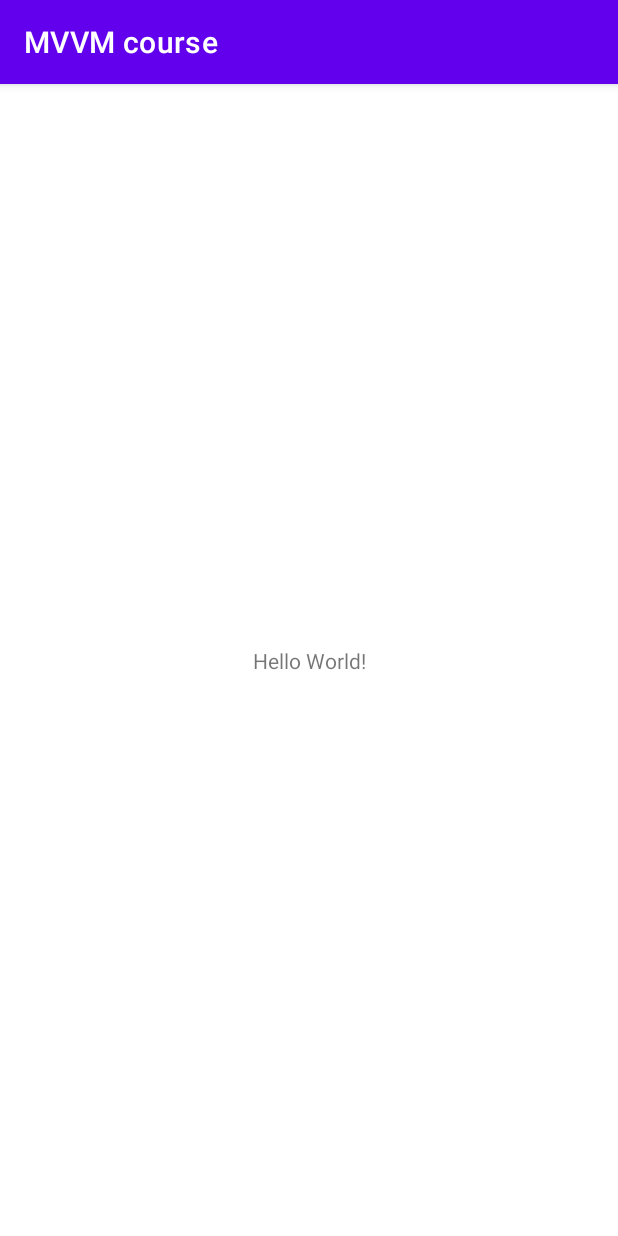
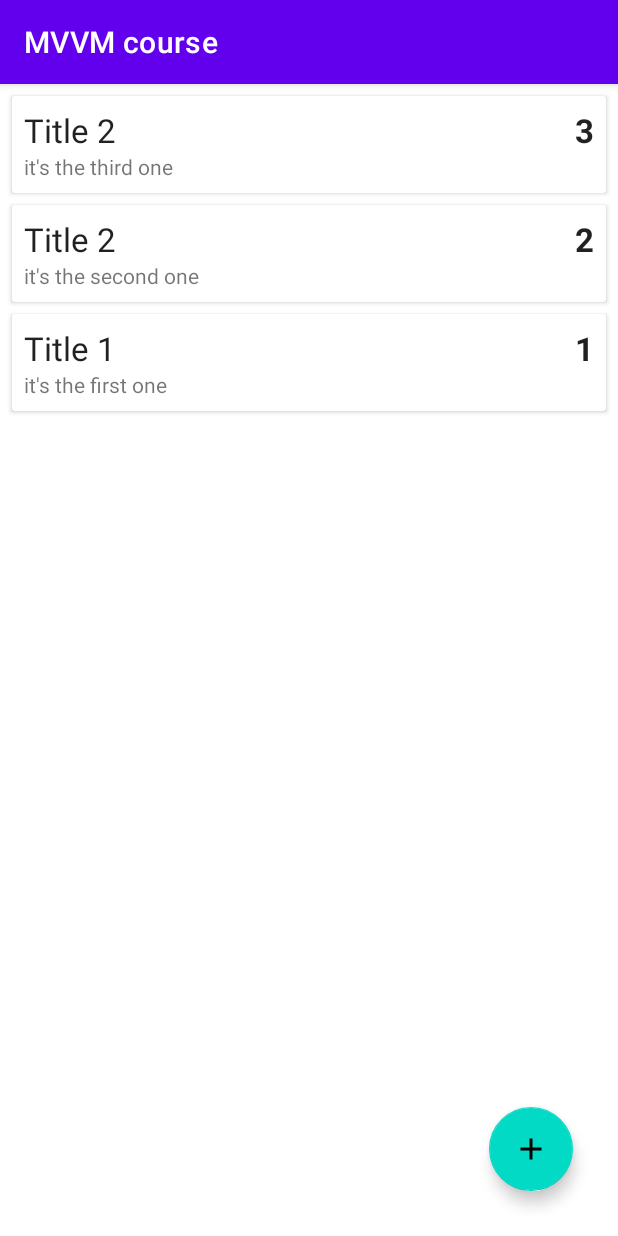
Before and after one commit to RiruKira/MVVM-first-app, an Android app: the screen it shows after launch (MainActivity), on a phone screen of 412 x 824 dp. Run offline under Robolectric (Android 15) with nearby library versions, the phone set to English and light mode, and no system bars; our stand-ins replace Room's generated code.

Commit message:
Add note activity - Show items in RecyclerView with Adapater

```diff
--- a/app/src/main/AndroidManifest.xml
+++ b/app/src/main/AndroidManifest.xml
@@ -10,6 +10,9 @@
         android:supportsRtl="true"
         android:theme="@style/Theme.MVVMCourse">
         <activity
+            android:name=".AddNoteActivity"
+            android:exported="false" />
+        <activity
             android:name=".MainActivity"
             android:exported="true">
             <intent-filter>
--- a/app/src/main/java/com/example/mvvmcourse/MainActivity.java
+++ b/app/src/main/java/com/example/mvvmcourse/MainActivity.java
@@ -1,15 +1,23 @@
 package com.example.mvvmcourse;
 
+import androidx.annotation.Nullable;
 import androidx.appcompat.app.AppCompatActivity;
 import androidx.lifecycle.Observer;
 import androidx.lifecycle.ViewModelProviders;
+import androidx.recyclerview.widget.LinearLayoutManager;
+import androidx.recyclerview.widget.RecyclerView;
 
+import android.content.Intent;
 import android.os.Bundle;
+import android.view.View;
 import android.widget.Toast;
+
+import com.google.android.material.floatingactionbutton.FloatingActionButton;
 
 import java.util.List;
 
 public class MainActivity extends AppCompatActivity {
+    public static final int ADD_NOTE_REQUEST = 1;
 
     private NoteViewModel noteViewModel;
 
@@ -18,14 +26,46 @@ public class MainActivity extends AppCompatActivity {
         super.onCreate(savedInstanceState);
         setContentView(R.layout.activity_main);
 
+        FloatingActionButton buttonAddNote = findViewById(R.id.button_add);
+        buttonAddNote.setOnClickListener(new View.OnClickListener() {
+            @Override
+            public void onClick(View v) {
+                Intent intent = new Intent(MainActivity.this, AddNoteActivity.class);
+                startActivityForResult(intent, ADD_NOTE_REQUEST);
+            }
+        });
+
+        RecyclerView recyclerView = findViewById(R.id.recycler_view);
+        recyclerView.setLayoutManager(new LinearLayoutManager(this));
+        recyclerView.setHasFixedSize(true);
+
+        final NoteAdapter adapter = new NoteAdapter();
+        recyclerView.setAdapter(adapter);
+
         noteViewModel = ViewModelProviders.of(this).get(NoteViewModel.class);
         noteViewModel.getAllNotes().observe(this, new Observer<List<Note>>() {
             @Override
-            public void onChanged(List<Note> notes) {
-                //update recyclerview
-                Toast.makeText(MainActivity.this, "onChanged", Toast.LENGTH_SHORT).show();
+            public void onChanged(@Nullable List<Note> notes) {
+                adapter.setNotes(notes);
             }
         });
+    }
 
+    @Override
+    protected void onActivityResult(int requestCode, int resultCode, Intent data) {
+        super.onActivityResult(requestCode, resultCode, data);
+
+        if (requestCode == ADD_NOTE_REQUEST && resultCode == RESULT_OK) {
+            String title = data.getStringExtra(AddNoteActivity.EXTRA_TITLE);
+            String description = data.getStringExtra(AddNoteActivity.EXTRA_DESCRIPTION);
+            int priority = data.getIntExtra(AddNoteActivity.EXTRA_PRIORITY, 1);
+
+            Note note = new Note(title, description, priority);
+            noteViewModel.insert(note);
+
+            Toast.makeText(this, "Note saved", Toast.LENGTH_SHORT).show();
+        } else {
+            Toast.makeText(this, "Note not saved", Toast.LENGTH_SHORT).show();
+        }
     }
 }
--- /dev/null
+++ b/app/src/main/java/com/example/mvvmcourse/NoteAdapter.java
@@ -0,0 +1,55 @@
+package com.example.mvvmcourse;
+
+import android.view.LayoutInflater;
+import android.view.View;
+import android.view.ViewGroup;
+import android.widget.TextView;
+
+import androidx.annotation.NonNull;
+import androidx.recyclerview.widget.RecyclerView;
+
+import java.util.ArrayList;
+import java.util.List;
+
+public class NoteAdapter extends RecyclerView.Adapter<NoteAdapter.NoteHolder> {
+    private List<Note> notes = new ArrayList<>();
+
+    @NonNull
+    @Override
+    public NoteHolder onCreateViewHolder(@NonNull ViewGroup parent, int viewType) {
+        View view = LayoutInflater.from(parent.getContext())
+                .inflate(R.layout.note_item, parent, false);
+        return new NoteHolder(view);
+    }
+
+    @Override
+    public void onBindViewHolder(@NonNull NoteHolder holder, int position) {
+        Note note = notes.get(position);
+        holder.textViewTitle.setText(note.getTitle());
+        holder.textViewDescription.setText(note.getDescription());
+        holder.textViewPriority.setText(String.valueOf(note.getPriority()));
+    }
+
+    @Override
+    public int getItemCount() {
+        return notes.size();
+    }
+
+    public void setNotes(List<Note> notes){
+        this.notes = notes;
+        notifyDataSetChanged();
+    }
+
+    class NoteHolder extends RecyclerView.ViewHolder {
+        private TextView textViewTitle;
+        private TextView textViewDescription;
+        private TextView textViewPriority;
+
+        public NoteHolder(@NonNull View itemView) {
+            super(itemView);
+            textViewTitle = itemView.findViewById(R.id.title);
+            textViewDescription = itemView.findViewById(R.id.description);
+            textViewPriority = itemView.findViewById(R.id.priority);
+        }
+    }
+}
--- /dev/null
+++ b/app/src/main/res/drawable/ic_add.xml
@@ -0,0 +1,5 @@
+<vector android:height="24dp" android:tint="#FFFFFF"
+    android:viewportHeight="24" android:viewportWidth="24"
+    android:width="24dp" xmlns:android="http://schemas.android.com/apk/res/android">
+    <path android:fillColor="@android:color/white" android:pathData="M19,13h-6v6h-2v-6H5v-2h6V5h2v6h6v2z"/>
+</vector>
--- /dev/null
+++ b/app/src/main/res/drawable/ic_close.xml
@@ -0,0 +1,5 @@
+<vector android:height="24dp" android:tint="#FFFFFF"
+    android:viewportHeight="24" android:viewportWidth="24"
+    android:width="24dp" xmlns:android="http://schemas.android.com/apk/res/android">
+    <path android:fillColor="@android:color/white" android:pathData="M19,6.41L17.59,5 12,10.59 6.41,5 5,6.41 10.59,12 5,17.59 6.41,19 12,13.41 17.59,19 19,17.59 13.41,12z"/>
+</vector>
--- /dev/null
+++ b/app/src/main/res/drawable/ic_save.xml
@@ -0,0 +1,5 @@
+<vector android:height="24dp" android:tint="#FFFFFF"
+    android:viewportHeight="24" android:viewportWidth="24"
+    android:width="24dp" xmlns:android="http://schemas.android.com/apk/res/android">
+    <path android:fillColor="@android:color/white" android:pathData="M17,3L5,3c-1.11,0 -2,0.9 -2,2v14c0,1.1 0.89,2 2,2h14c1.1,0 2,-0.9 2,-2L21,7l-4,-4zM12,19c-1.66,0 -3,-1.34 -3,-3s1.34,-3 3,-3 3,1.34 3,3 -1.34,3 -3,3zM15,9L5,9L5,5h10v4z"/>
+</vector>
--- a/app/src/main/res/layout/activity_main.xml
+++ b/app/src/main/res/layout/activity_main.xml
@@ -1,18 +1,23 @@
 <?xml version="1.0" encoding="utf-8"?>
-<androidx.constraintlayout.widget.ConstraintLayout xmlns:android="http://schemas.android.com/apk/res/android"
+<androidx.coordinatorlayout.widget.CoordinatorLayout xmlns:android="http://schemas.android.com/apk/res/android"
     xmlns:app="http://schemas.android.com/apk/res-auto"
     xmlns:tools="http://schemas.android.com/tools"
     android:layout_width="match_parent"
     android:layout_height="match_parent"
     tools:context=".MainActivity">
 
-    <TextView
+    <androidx.recyclerview.widget.RecyclerView
+        android:id="@+id/recycler_view"
+        android:layout_width="match_parent"
+        android:layout_height="match_parent"
+        tools:listitem="@layout/note_item"/>
+
+    <com.google.android.material.floatingactionbutton.FloatingActionButton
+        android:id="@+id/button_add"
         android:layout_width="wrap_content"
         android:layout_height="wrap_content"
-        android:text="Hello World!"
-        app:layout_constraintBottom_toBottomOf="parent"
-        app:layout_constraintLeft_toLeftOf="parent"
-        app:layout_constraintRight_toRightOf="parent"
-        app:layout_constraintTop_toTopOf="parent" />
+        android:src="@drawable/ic_add"
+        android:layout_gravity="bottom|end"
+        android:layout_margin="30dp"/>
 
-</androidx.constraintlayout.widget.ConstraintLayout>
+</androidx.coordinatorlayout.widget.CoordinatorLayout>
--- /dev/null
+++ b/app/src/main/res/layout/note_item.xml
@@ -0,0 +1,46 @@
+<?xml version="1.0" encoding="utf-8"?>
+<androidx.cardview.widget.CardView xmlns:android="http://schemas.android.com/apk/res/android"
+    android:layout_width="match_parent"
+    android:layout_height="wrap_content"
+    android:layout_marginStart="8dp"
+    android:layout_marginTop="8dp"
+    android:layout_marginEnd="8dp">
+
+    <RelativeLayout
+        android:layout_width="wrap_content"
+        android:layout_height="wrap_content"
+        android:padding="8dp">
+
+        <TextView
+            android:id="@+id/priority"
+            android:layout_width="wrap_content"
+            android:layout_height="wrap_content"
+            android:layout_alignParentEnd="true"
+            android:text="1"
+            android:textAppearance="@style/TextAppearance.AppCompat.Large"
+            android:textStyle="bold" />
+
+        <TextView
+            android:id="@+id/title"
+            android:layout_width="wrap_content"
+            android:layout_height="wrap_content"
+            android:layout_alignParentStart="true"
+            android:layout_toStartOf="@id/priority"
+            android:ellipsize="end"
+            android:maxLines="1"
+            android:text="title"
+            android:textAppearance="@style/TextAppearance.AppCompat.Large" />
+
+        <TextView
+            android:id="@+id/description"
+            android:layout_width="wrap_content"
+            android:layout_height="wrap_content"
+            android:layout_below="@id/title"
+            android:ellipsize="end"
+            android:maxLines="1"
+            android:text="description" />
+
+
+    </RelativeLayout>
+
+</androidx.cardview.widget.CardView>
```
Also changed, not shown: app/build.gradle (+3 -22 lines), app/src/main/java/com/example/mvvmcourse/AddNoteActivity.java (added, +80 -0 lines), app/src/main/res/layout/activity_add_note.xml (added, +37 -0 lines), app/src/main/res/menu/add_note_menu.xml (added, +9 -0 lines), app/src/main/java/com/example/mvvmcourse/Note.java (line endings or trailing spaces).
